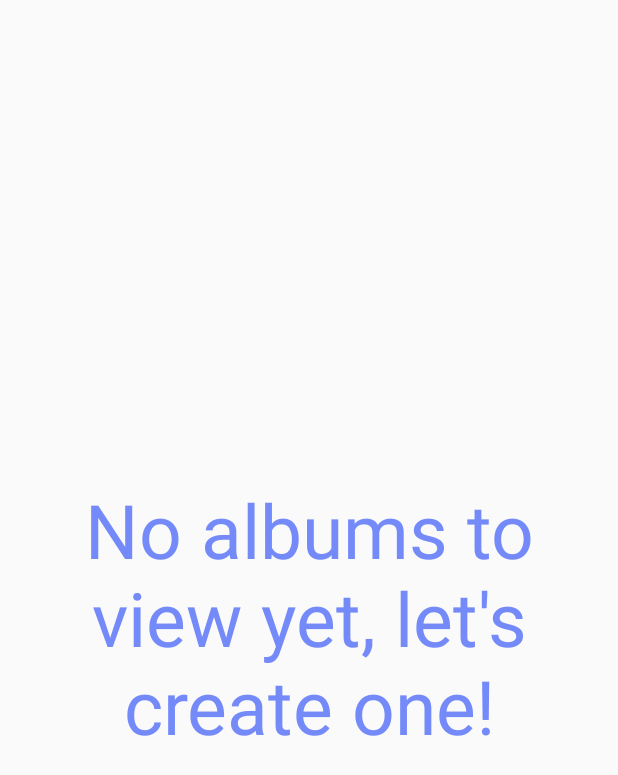
After one commit to PaddyLevitt/Capstone2016PhotoShare, an Android app: the layout blank_album_list.xml on its own in the app's theme, with its tools: preview values and no code run, on a phone screen of 412 x 824 dp. The commit adds this screen. Shown: the top 775 px of the screen. Run offline under Robolectric (Android 15) with nearby library versions, the phone set to English and light mode, and no system bars.

Commit message:
Added a default screen if no photo albums exist.

```diff
--- a/app/src/main/java/com/capstone/photoshare/PhotoAlbumActivity.java
+++ b/app/src/main/java/com/capstone/photoshare/PhotoAlbumActivity.java
@@ -38,6 +38,7 @@ public class PhotoAlbumActivity extends AppCompatActivity {
             e.printStackTrace();
         }
 
+        if (!jsonArray.isNull(0)) {
             ListView listView = (ListView) findViewById(R.id.albumListView);
             listView.setAdapter(new PhotoAlbumAdapter(this, jsonArray));
 
@@ -58,6 +59,7 @@ public class PhotoAlbumActivity extends AppCompatActivity {
                 }
             });
         }
+    }
 
     private class userAlbums extends AsyncTask<Void, Void, JSONArray> {
         private JSONArray jsonArray;
@@ -69,5 +71,11 @@ public class PhotoAlbumActivity extends AppCompatActivity {
 
             return jsonArray;
         }
+
+        @Override
+        protected void onPostExecute(JSONArray jsonArray) {
+            if (jsonArray.isNull(0))
+                setContentView(R.layout.blank_album_list);
         }
     }
+}
--- /dev/null
+++ b/app/src/main/res/layout/blank_album_list.xml
@@ -0,0 +1,12 @@
+<?xml version="1.0" encoding="utf-8"?>
+
+<TextView xmlns:android="http://schemas.android.com/apk/res/android"
+    android:layout_width="match_parent"
+    android:layout_height="match_parent"
+    android:text="No albums to view yet, let&apos;s create one!"
+    android:gravity="center"
+    android:visibility="visible"
+    android:textSize="50dp"
+    android:textColor="#758af9">
+
+</TextView>
```
Also changed, not shown: app/src/main/res/drawable/albumcover.png (added), app/src/main/res/drawable/friend.jpg (added), app/src/main/res/drawable/logo.png (added). Lines whose indentation alone changed are shown as unchanged.
